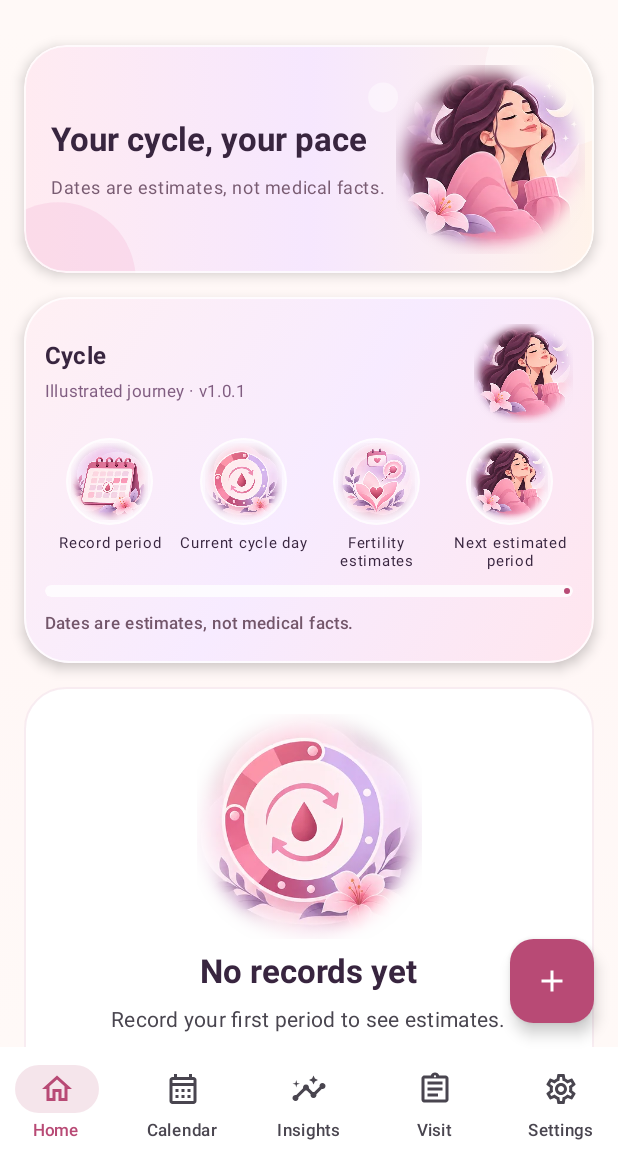
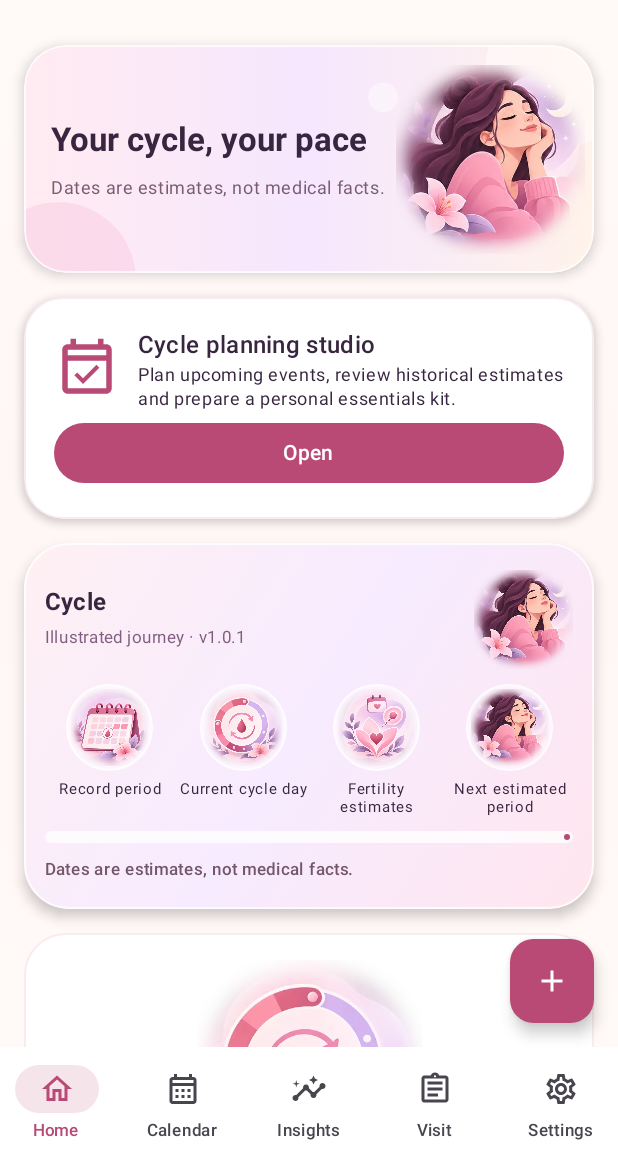
Before and after one commit to mhmmad444410aa-ai/PeriodCalculator, an Android app built with Jetpack Compose: the screen it shows after launch (MainActivity), after a tap on "Skip", on a phone screen of 412 x 824 dp, the part 69-1236 px from its top. Run offline under Robolectric (Android 15) with nearby library versions, the phone set to English and light mode, and no system bars; our stand-ins replace Room's generated code; 2 statements that could not run were skipped.

Commit message:
Add cycle planning studio, retrospective forecast checks and persistent essentials kit; v1.0.7 [publish-huawei-release]

```diff
--- a/app/build.gradle.kts
+++ b/app/build.gradle.kts
@@ -14,8 +14,8 @@ android {
         applicationId = "com.mhmmad.periodcalculator"
         minSdk = 23
         targetSdk = 36
-        versionCode = 7
-        versionName = "1.0.6"
+        versionCode = 8
+        versionName = "1.0.7"
         testInstrumentationRunner = "androidx.test.runner.AndroidJUnitRunner"
         resourceConfigurations += listOf("en", "en-rGB", "ar", "pt-rBR")
         // Advertising IDs are not health data. Keep configuration outside sources.
--- a/app/src/main/java/com/mhmmad/periodcalculator/data/Models.kt
+++ b/app/src/main/java/com/mhmmad/periodcalculator/data/Models.kt
@@ -66,7 +66,8 @@ data class UserPreferences(
     val theme: String = "light",
     val reminder: Boolean = false,
     val lock: Boolean = false,
-    val periodReminder: Boolean = false
+    val periodReminder: Boolean = false,
+    val kitItems: Set<String> = emptySet()
 )
 
 class PreferenceRepository(private val context: Context) {
@@ -78,10 +79,11 @@ class PreferenceRepository(private val context: Context) {
         val reminder = booleanPreferencesKey("reminder")
         val lock = booleanPreferencesKey("lock")
         val periodReminder = booleanPreferencesKey("period_reminder")
+        val kit = stringSetPreferencesKey("preparation_kit")
     }
     val settings: Flow<UserPreferences> = context.periodDataStore.data.map {
         UserPreferences(it[Keys.onboarded] ?: false, it[Keys.cycle] ?: 28,
-            it[Keys.bleeding] ?: 5, it[Keys.theme] ?: "light", it[Keys.reminder] ?: false, it[Keys.lock] ?: false, it[Keys.periodReminder] ?: false)
+            it[Keys.bleeding] ?: 5, it[Keys.theme] ?: "light", it[Keys.reminder] ?: false, it[Keys.lock] ?: false, it[Keys.periodReminder] ?: false, it[Keys.kit] ?: emptySet())
     }
     suspend fun finishSetup(cycle: Int, bleeding: Int) = context.periodDataStore.edit {
         it[Keys.onboarded] = true; it[Keys.cycle] = cycle.coerceIn(15, 90); it[Keys.bleeding] = bleeding.coerceIn(1, 14)
@@ -90,6 +92,11 @@ class PreferenceRepository(private val context: Context) {
     suspend fun setReminder(value: Boolean) = context.periodDataStore.edit { it[Keys.reminder] = value }
     suspend fun setPeriodReminder(value: Boolean) = context.periodDataStore.edit { it[Keys.periodReminder] = value }
     suspend fun setLock(value: Boolean) = context.periodDataStore.edit { it[Keys.lock] = value }
+    suspend fun toggleKit(key: String) = context.periodDataStore.edit { prefs ->
+        val current = prefs[Keys.kit] ?: emptySet()
+        prefs[Keys.kit] = if (key in current) current - key else current + key
+    }
+    suspend fun resetKit() = context.periodDataStore.edit { it.remove(Keys.kit) }
     suspend fun clear() = context.periodDataStore.edit { it.clear() }
 }
 
--- a/app/src/main/java/com/mhmmad/periodcalculator/data/PeriodViewModel.kt
+++ b/app/src/main/java/com/mhmmad/periodcalculator/data/PeriodViewModel.kt
@@ -30,6 +30,8 @@ class PeriodViewModel(application: Application) : AndroidViewModel(application)
     fun reminder(value: Boolean) = viewModelScope.launch { preferences.setReminder(value) }
     fun periodReminder(value: Boolean) = viewModelScope.launch { preferences.setPeriodReminder(value) }
     fun lock(value: Boolean) = viewModelScope.launch { preferences.setLock(value) }
+    fun toggleKit(key: String) { viewModelScope.launch { preferences.toggleKit(key) } }
+    fun resetKit() { viewModelScope.launch { preferences.resetKit() } }
     fun clearAll(onComplete: () -> Unit) = viewModelScope.launch {
         repo.clear(); preferences.clear(); AdConsentManager(getApplication()).reset(); onComplete()
     }
--- a/app/src/main/java/com/mhmmad/periodcalculator/ui/PeriodRoot.kt
+++ b/app/src/main/java/com/mhmmad/periodcalculator/ui/PeriodRoot.kt
@@ -69,6 +69,10 @@ fun PeriodRoot(vm: PeriodViewModel, onUnlock: () -> Unit, canLock: () -> Boolean
         "privacy" -> R.string.privacy
         "review" -> R.string.review_title
         "visit" -> R.string.visit_title
+        "tools" -> R.string.tools_title
+        "planner" -> R.string.tools_planner
+        "accuracy" -> R.string.tools_accuracy
+        "kit" -> R.string.tools_kit
         else -> R.string.app_name
     }
     Scaffold(
@@ -140,10 +144,14 @@ fun PeriodRoot(vm: PeriodViewModel, onUnlock: () -> Unit, canLock: () -> Boolean
                 composable("onboarding") { OnboardingScreen(vm) { go("home") } }
                 composable("home") { HomeScreen(periods, entries, vm, onPeriod = { editingId = 0; go("period") },
                     onSymptom = { editingDay = java.time.LocalDate.now().toEpochDay(); go("symptoms") },
-                    onHistory = { go("history") }, onFertility = { go("fertility") }) }
+                    onHistory = { go("history") }, onFertility = { go("fertility") }, onTools = { go("tools") }) }
                 composable("calendar") { CalendarScreen(periods, entries, vm) { day -> editingDay = day; go("symptoms") } }
                 composable("insights") { InsightsScreen(periods, entries, vm, onHistory = { go("history") },
-                    onFertility = { go("fertility") }, onReview = { go("review") }) }
+                    onFertility = { go("fertility") }, onReview = { go("review") }, onTools = { go("tools") }) }
+                composable("tools") { CycleToolsHome { go(it) } }
+                composable("planner") { EventPlannerScreen(periods, prefs.cycleLength, prefs.bleedingLength, onPeriod = { editingId = 0; go("period") }, onKit = { go("kit") }) }
+                composable("accuracy") { ForecastAuditScreen(periods) }
+                composable("kit") { PreparationKitScreen(prefs.kitItems, vm::toggleKit, vm::resetKit) }
                 composable("visit") { VisitPrepScreen(periods, entries, onLog = { editingDay = java.time.LocalDate.now().toEpochDay(); go("symptoms") }) }
                 composable("review") { CycleReviewScreen(periods, entries) { day -> editingDay = day; go("symptoms") } }
                 composable("settings") { SettingsScreen(vm, prefs, canLock, onPrivacy = { go("privacy") },
--- a/app/src/main/java/com/mhmmad/periodcalculator/ui/Screens.kt
+++ b/app/src/main/java/com/mhmmad/periodcalculator/ui/Screens.kt
@@ -118,13 +118,14 @@ import kotlin.math.roundToInt
 }
 
 @Composable fun HomeScreen(periods: List<PeriodEntity>, entries: List<DailyEntryEntity>, vm: PeriodViewModel,
-                       onPeriod: () -> Unit, onSymptom: () -> Unit, onHistory: () -> Unit, onFertility: () -> Unit) {
+                       onPeriod: () -> Unit, onSymptom: () -> Unit, onHistory: () -> Unit, onFertility: () -> Unit, onTools: () -> Unit) {
     val prediction = vm.prediction()
     val today = LocalDate.now()
     val records = periods.map { PeriodRecord(it.id, LocalDate.ofEpochDay(it.startEpochDay), it.endEpochDay?.let(LocalDate::ofEpochDay)) }
     val currentDay = CycleEngine.currentCycleDay(records, today)
     ScreenColumn {
         IllustratedHeader(stringResource(R.string.recent_note), stringResource(R.string.prediction_note), R.drawable.art_wellness)
+        CycleToolsEntry(onTools)
         CycleJourneyCard(currentDay, prediction?.averageDays ?: 28)
         if (prediction == null) {
             FloralEmptyState(stringResource(R.string.no_data), stringResource(R.string.add_first), stringResource(R.string.log_period), onPeriod)
@@ -327,12 +328,13 @@ import kotlin.math.roundToInt
     Slider(value = value, onValueChange = { change(it.roundToInt().toFloat()) }, valueRange = min..max, steps = (max-min).toInt()-1)
 }
 
-@Composable fun InsightsScreen(periods: List<PeriodEntity>, entries: List<DailyEntryEntity>, vm: PeriodViewModel, onHistory: () -> Unit, onFertility: () -> Unit, onReview: () -> Unit) {
+@Composable fun InsightsScreen(periods: List<PeriodEntity>, entries: List<DailyEntryEntity>, vm: PeriodViewModel, onHistory: () -> Unit, onFertility: () -> Unit, onReview: () -> Unit, onTools: () -> Unit) {
     val cycle = vm.prediction()
     val measurements = CycleEngine.intervals(periods.map { PeriodRecord(it.id, LocalDate.ofEpochDay(it.startEpochDay), null) })
     var selected by remember(measurements) { mutableIntStateOf(-1) }
     ScreenColumn {
         IllustratedHeader(stringResource(R.string.insights), stringResource(R.string.data_quality), R.drawable.art_insights)
+        CycleToolsEntry(onTools)
         Panel {
             Subheading(stringResource(R.string.review_title))
             Text(stringResource(R.string.review_intro))
--- /dev/null
+++ b/app/src/main/res/values/tools.xml
@@ -0,0 +1,41 @@
+<?xml version="1.0" encoding="utf-8"?>
+<resources>
+    <string name="tools_title">Cycle planning studio</string>
+    <string name="tools_intro">Plan upcoming events, review historical estimates and prepare a personal essentials kit.</string>
+    <string name="tools_open">Open</string>
+    <string name="tools_planner">Event planner</string>
+    <string name="tools_planner_desc">Explore whether an upcoming trip, exam or event overlaps an estimated bleeding window.</string>
+    <string name="tools_accuracy">Forecast check</string>
+    <string name="tools_accuracy_desc">Replay past estimates against actual recorded starts, without using later records.</string>
+    <string name="tools_kit">Essentials checklist</string>
+    <string name="tools_kit_desc">Build a reusable preparation kit for work, school or travel.</string>
+    <string name="tools_event_date">Event starts</string>
+    <string name="tools_offset">In %1$d days</string>
+    <string name="tools_event_duration">Duration: %1$d days</string>
+    <string name="tools_need_record">Add a recent period start to calculate a planning range. Old or uncertain records may not support an estimate.</string>
+    <string name="tools_overlap">Possible overlap</string>
+    <string name="tools_overlap_days">%1$d of %2$d event days</string>
+    <string name="tools_no_overlap">No overlap appears in this estimate, but bleeding can still occur.</string>
+    <string name="tools_planner_warning">Estimates are approximate, extend with uncertainty over time and are not medical or fertility guidance. Recorded ongoing bleeding has no known end. Use this only to prepare, never to guarantee a date.</string>
+    <string name="tools_audit_method">Each retrospective estimate uses only earlier recorded starts. The displayed range is from the calendar model, not a measured probability. Past performance does not guarantee future accuracy.</string>
+    <string name="tools_audit_empty">Record at least four distinct period starts with two usable earlier intervals to see the first historical comparison.</string>
+    <string name="tools_error_average">Average absolute error (days)</string>
+    <string name="tools_window_hits">Actual start fell in the estimated range: %1$d of %2$d</string>
+    <string name="tools_actual">Actual start: %1$s</string>
+    <string name="tools_estimated">Estimated start: %1$s</string>
+    <string name="tools_exact">Same day</string>
+    <string name="tools_late">Actual start %1$d days later</string>
+    <string name="tools_early">Actual start %1$d days earlier</string>
+    <string name="tools_kit_products">Preferred menstrual products</string>
+    <string name="tools_kit_spares">Spare underwear or clothing</string>
+    <string name="tools_kit_bag">Discreet pouch or disposal bag</string>
+    <string name="tools_kit_hygiene">Personal hygiene supplies</string>
+    <string name="tools_kit_water">Water bottle</string>
+    <string name="tools_kit_comfort">Comfort items of your choice</string>
+    <string name="tools_kit_contact">Contact or support information</string>
+    <string name="tools_kit_progress">Prepared: %1$d of %2$d</string>
+    <string name="tools_kit_done">Your checklist is complete.</string>
+    <string name="tools_kit_reset">Reset checklist</string>
+    <string name="tools_kit_local">Checkmarks are saved only on this device and can be cleared at any time.</string>
+    <string name="tools_kit_confirm">Clear all checkmarks for this checklist?</string>
+</resources>
```
Also changed, not shown: app/src/main/java/com/mhmmad/periodcalculator/domain/PlanningTools.kt (added, +54 -0 lines), app/src/main/java/com/mhmmad/periodcalculator/ui/CycleToolsScreen.kt (added, +159 -0 lines), 9 other files.
